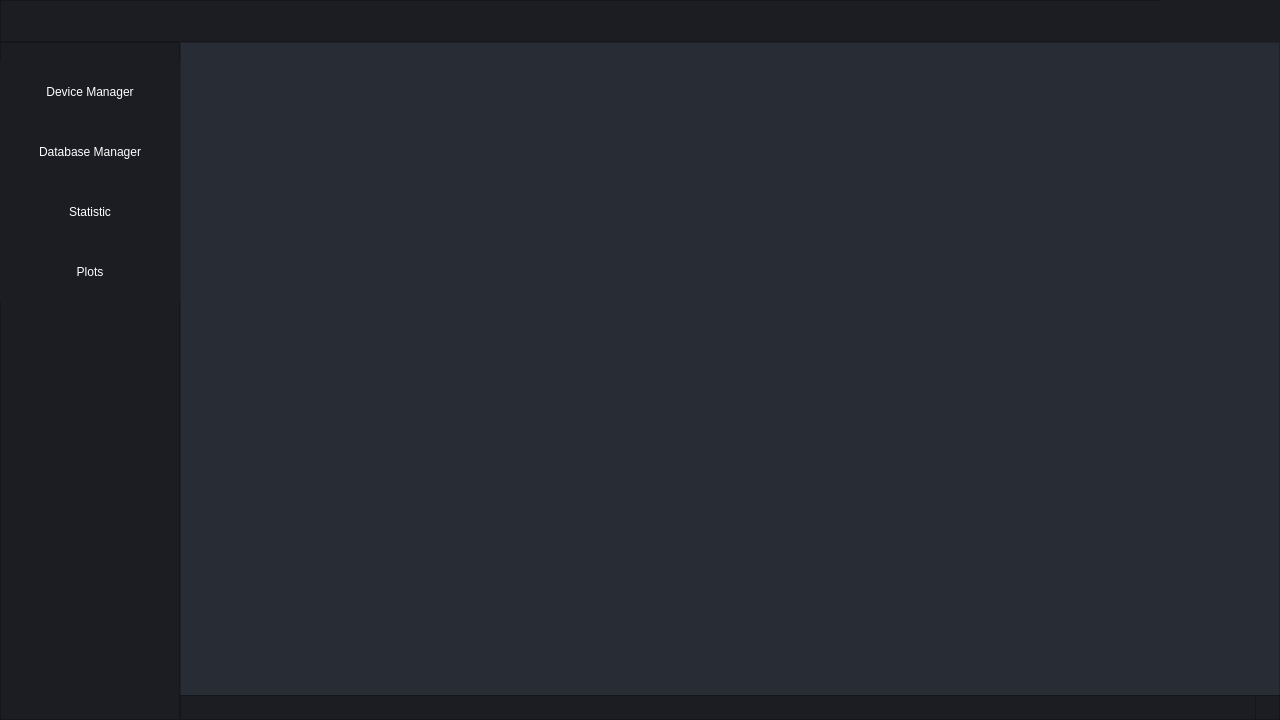
The window that widget/form_main.ui (MetallicAlex/Thermal-Camera) describes before a commit, drawn with Qt 5.
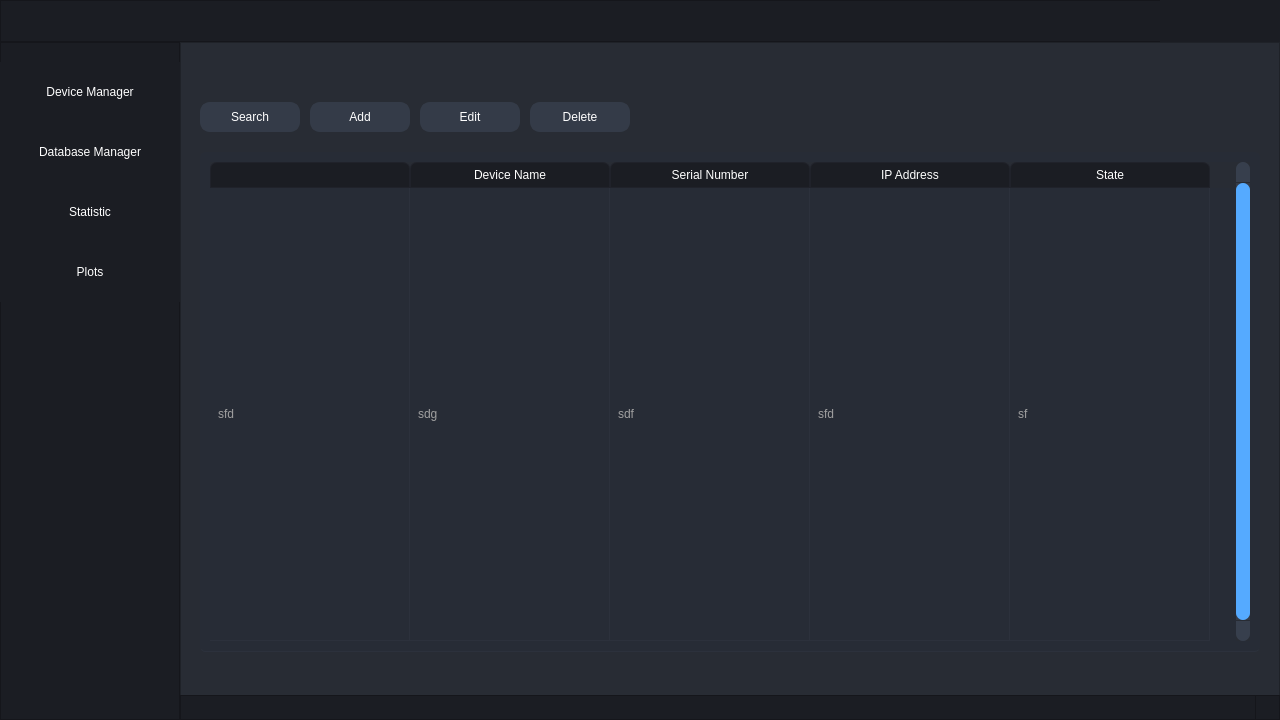
The same window after the commit. The open tabs and pages were chosen to show the change. Icons and pictures are not drawn.

Commit message: add controls to devices manager

What changed in the file:
```diff
--- a/widget/form_main.ui
+++ b/widget/form_main.ui
@@ -624,7 +624,446 @@
       <property name="currentIndex">
        <number>1</number>
       </property>
-      <widget class="QWidget" name="page_device"/>
+      <widget class="QWidget" name="page_device">
+       <widget class="QTableWidget" name="table_devices">
+        <property name="geometry">
+         <rect>
+          <x>10</x>
+          <y>100</y>
+          <width>1060</width>
+          <height>500</height>
+         </rect>
+        </property>
+        <property name="palette">
+         <palette>
+          <active>
+           <colorrole role="WindowText">
+            <brush brushstyle="SolidPattern">
+             <color alpha="255">
+              <red>160</red>
+              <green>160</green>
+              <blue>160</blue>
+             </color>
+            </brush>
+           </colorrole>
+           <colorrole role="Button">
+            <brush brushstyle="SolidPattern">
+             <color alpha="255">
+              <red>39</red>
+              <green>44</green>
+              <blue>54</blue>
+             </color>
+            </brush>
+           </colorrole>
+           <colorrole role="Text">
+            <brush brushstyle="SolidPattern">
+             <color alpha="255">
+              <red>160</red>
+              <green>160</green>
+              <blue>160</blue>
+             </color>
+            </brush>
+           </colorrole>
+           <colorrole role="Base">
+            <brush brushstyle="SolidPattern">
+             <color alpha="255">
+              <red>39</red>
+              <green>44</green>
+              <blue>54</blue>
+             </color>
+            </brush>
+           </colorrole>
+           <colorrole role="Window">
+            <brush brushstyle="SolidPattern">
+             <color alpha="255">
+              <red>39</red>
+              <green>44</green>
+              <blue>54</blue>
+             </color>
+            </brush>
+           </colorrole>
+          </active>
+          <inactive>
+           <colorrole role="WindowText">
+            <brush brushstyle="SolidPattern">
+             <color alpha="255">
+              <red>160</red>
+              <green>160</green>
+              <blue>160</blue>
+             </color>
+            </brush>
+           </colorrole>
+           <colorrole role="Button">
+            <brush brushstyle="SolidPattern">
+             <color alpha="255">
+              <red>39</red>
+              <green>44</green>
+              <blue>54</blue>
+             </color>
+            </brush>
+           </colorrole>
+           <colorrole role="Text">
+            <brush brushstyle="SolidPattern">
+             <color alpha="255">
+              <red>160</red>
+              <green>160</green>
+              <blue>160</blue>
+             </color>
+            </brush>
+           </colorrole>
+           <colorrole role="Base">
+            <brush brushstyle="SolidPattern">
+             <color alpha="255">
+              <red>39</red>
+              <green>44</green>
+              <blue>54</blue>
+             </color>
+            </brush>
+           </colorrole>
+           <colorrole role="Window">
+            <brush brushstyle="SolidPattern">
+             <color alpha="255">
+              <red>39</red>
+              <green>44</green>
+              <blue>54</blue>
+             </color>
+            </brush>
+           </colorrole>
+          </inactive>
+          <disabled>
+           <colorrole role="WindowText">
+            <brush brushstyle="SolidPattern">
+             <color alpha="255">
+              <red>120</red>
+              <green>120</green>
+              <blue>120</blue>
+             </color>
+            </brush>
+           </colorrole>
+           <colorrole role="Button">
+            <brush brushstyle="SolidPattern">
+             <color alpha="255">
+              <red>39</red>
+              <green>44</green>
+              <blue>54</blue>
+             </color>
+            </brush>
+           </colorrole>
+           <colorrole role="Text">
+            <brush brushstyle="SolidPattern">
+             <color alpha="255">
+              <red>120</red>
+              <green>120</green>
+              <blue>120</blue>
+             </color>
+            </brush>
+           </colorrole>
+           <colorrole role="Base">
+            <brush brushstyle="SolidPattern">
+             <color alpha="255">
+              <red>39</red>
+              <green>44</green>
+              <blue>54</blue>
+             </color>
+            </brush>
+           </colorrole>
+           <colorrole role="Window">
+            <brush brushstyle="SolidPattern">
+             <color alpha="255">
+              <red>39</red>
+              <green>44</green>
+              <blue>54</blue>
+             </color>
+            </brush>
+           </colorrole>
+          </disabled>
+         </palette>
+        </property>
+        <property name="styleSheet">
+         <string notr="true">QTableWidget {	
+	background-color: rgb(39, 44, 54);
+	padding: 10px;
+	border-radius: 5px;
+	gridline-color: rgb(44, 49, 60);
+	border-bottom: 1px solid rgb(44, 49, 60);
+}
+QTableWidget::item{
+	border-color: rgb(44, 49, 60);
+	padding-left: 5px;
+	padding-right: 5px;
+	gridline-color: rgb(44, 49, 60);
+}
+QTableWidget::item:selected{
+	background-color: rgb(85, 170, 255);
+}
+QScrollBar:horizontal {
+    border: none;
+    background: rgb(52, 59, 72);
+    height: 14px;
+    margin: 0px 21px 0 21px;
+	border-radius: 0px;
+}
+ QScrollBar:vertical {
+	border: none;
+    background: rgb(52, 59, 72);
+    width: 14px;
+    margin: 21px 0 21px 0;
+	border-radius: 0px;
+ }
+QHeaderView::section{
+	Background-color: rgb(39, 44, 54);
+	max-width: 30px;
+	border: 1px solid rgb(44, 49, 60);
+	border-style: none;
+    border-bottom: 1px solid rgb(44, 49, 60);
+    border-right: 1px solid rgb(44, 49, 60);
+}
+QTableWidget::horizontalHeader {	
+	background-color: rgb(81, 255, 0);
+}
+QHeaderView::section:horizontal
+{
+    border: 1px solid rgb(32, 34, 42);
+	background-color: rgb(27, 29, 35);
+	color: rgb(255, 255, 255);
+	padding: 3px;
+	border-top-left-radius: 7px;
+    border-top-right-radius: 7px;
+}
+QHeaderView::section:vertical
+{
+    border: 1px solid rgb(44, 49, 60);
+}
+</string>
+        </property>
+        <property name="frameShape">
+         <enum>QFrame::NoFrame</enum>
+        </property>
+        <property name="verticalScrollBarPolicy">
+         <enum>Qt::ScrollBarAlwaysOn</enum>
+        </property>
+        <property name="sizeAdjustPolicy">
+         <enum>QAbstractScrollArea::AdjustToContents</enum>
+        </property>
+        <property name="editTriggers">
+         <set>QAbstractItemView::NoEditTriggers</set>
+        </property>
+        <property name="alternatingRowColors">
+         <bool>false</bool>
+        </property>
+        <property name="selectionMode">
+         <enum>QAbstractItemView::SingleSelection</enum>
+        </property>
+        <property name="selectionBehavior">
+         <enum>QAbstractItemView::SelectRows</enum>
+        </property>
+        <property name="textElideMode">
+         <enum>Qt::ElideMiddle</enum>
+        </property>
+        <property name="rowCount">
+         <number>1</number>
+        </property>
+        <property name="columnCount">
+         <number>5</number>
+        </property>
+        <attribute name="horizontalHeaderVisible">
+         <bool>true</bool>
+        </attribute>
+        <attribute name="horizontalHeaderCascadingSectionResizes">
+         <bool>true</bool>
+        </attribute>
+        <attribute name="horizontalHeaderDefaultSectionSize">
+         <number>200</number>
+        </attribute>
+        <attribute name="horizontalHeaderStretchLastSection">
+         <bool>false</bool>
+        </attribute>
+        <attribute name="verticalHeaderVisible">
+         <bool>false</bool>
+        </attribute>
+        <attribute name="verticalHeaderHighlightSections">
+         <bool>false</bool>
+        </attribute>
+        <attribute name="verticalHeaderStretchLastSection">
+         <bool>true</bool>
+        </attribute>
+        <row/>
+        <column>
+         <property name="text">
+          <string/>
+         </property>
+        </column>
+        <column>
+         <property name="text">
+          <string>Device Name</string>
+         </property>
+        </column>
+        <column>
+         <property name="text">
+          <string>Serial Number</string>
+         </property>
+        </column>
+        <column>
+         <property name="text">
+          <string>IP Address</string>
+         </property>
+        </column>
+        <column>
+         <property name="text">
+          <string>State</string>
+         </property>
+        </column>
+        <item row="0" column="0">
+         <property name="text">
+          <string>sfd</string>
+         </property>
+        </item>
+        <item row="0" column="1">
+         <property name="text">
+          <string>sdg</string>
+         </property>
+        </item>
+        <item row="0" column="2">
+         <property name="text">
+          <string>sdf</string>
+         </property>
+        </item>
+        <item row="0" column="3">
+         <property name="text">
+          <string>sfd</string>
+         </property>
+        </item>
+        <item row="0" column="4">
+         <property name="text">
+          <string>sf</string>
+         </property>
+        </item>
+       </widget>
+       <widget class="QPushButton" name="button_add_device">
+        <property name="geometry">
+         <rect>
+          <x>120</x>
+          <y>50</y>
+          <width>100</width>
+          <height>30</height>
+         </rect>
+        </property>
+        <property name="styleSheet">
+         <string notr="true">QPushButton {
+	border: 2px solid rgb(52, 59, 72);
+	border-radius: 10px;	
+	background-color: rgb(52, 59, 72);
+	color: rgb(255, 255, 255);
+}
+QPushButton:hover {
+	background-color: rgb(57, 65, 80);
+	color: rgb(227, 227, 227);
+	border: 2px solid rgb(61, 70, 86);
+}
+QPushButton:pressed {	
+	background-color: rgb(35, 40, 49);
+	color: rgb(255, 255, 255);
+	border: 2px solid rgb(43, 50, 61);
+}</string>
+        </property>
+        <property name="text">
+         <string>Add</string>
+        </property>
+       </widget>
+       <widget class="QPushButton" name="button_search_device">
+        <property name="geometry">
+         <rect>
+          <x>10</x>
+          <y>50</y>
+          <width>100</width>
+          <height>30</height>
+         </rect>
+        </property>
+        <property name="styleSheet">
+         <string notr="true">QPushButton {
+	border: 2px solid rgb(52, 59, 72);
+	border-radius: 10px;	
+	background-color: rgb(52, 59, 72);
+	color: rgb(255, 255, 255);
+}
+QPushButton:hover {
+	background-color: rgb(57, 65, 80);
+	color: rgb(227, 227, 227);
+	border: 2px solid rgb(61, 70, 86);
+}
+QPushButton:pressed {	
+	background-color: rgb(35, 40, 49);
+	color: rgb(255, 255, 255);
+	border: 2px solid rgb(43, 50, 61);
+}</string>
+        </property>
+        <property name="text">
+         <string>Search</string>
+        </property>
+       </widget>
+       <widget class="QPushButton" name="button_edit_device">
+        <property name="geometry">
+         <rect>
+          <x>230</x>
+          <y>50</y>
+          <width>100</width>
+          <height>30</height>
+         </rect>
+        </property>
+        <property name="styleSheet">
+         <string notr="true">QPushButton {
+	border: 2px solid rgb(52, 59, 72);
+	border-radius: 10px;	
+	background-color: rgb(52, 59, 72);
+	color: rgb(255, 255, 255);
+}
+QPushButton:hover {
+	background-color: rgb(57, 65, 80);
+	color: rgb(227, 227, 227);
+	border: 2px solid rgb(61, 70, 86);
+}
+QPushButton:pressed {	
+	background-color: rgb(35, 40, 49);
+	color: rgb(255, 255, 255);
+	border: 2px solid rgb(43, 50, 61);
+}</string>
+        </property>
+        <property name="text">
+         <string>Edit</string>
+        </property>
+       </widget>
+       <widget class="QPushButton" name="button_delete_device">
+        <property name="geometry">
+         <rect>
+          <x>340</x>
+          <y>50</y>
+          <width>100</width>
+          <height>30</height>
+         </rect>
+        </property>
+        <property name="styleSheet">
+         <string notr="true">QPushButton {
+	border: 2px solid rgb(52, 59, 72);
+	border-radius: 10px;	
+	background-color: rgb(52, 59, 72);
+	color: rgb(255, 255, 255);
+}
+QPushButton:hover {
+	background-color: rgb(57, 65, 80);
+	color: rgb(227, 227, 227);
+	border: 2px solid rgb(61, 70, 86);
+}
+QPushButton:pressed {	
+	background-color: rgb(35, 40, 49);
+	color: rgb(255, 255, 255);
+	border: 2px solid rgb(43, 50, 61);
+}</string>
+        </property>
+        <property name="text">
+         <string>Delete</string>
+        </property>
+       </widget>
+      </widget>
       <widget class="QWidget" name="page_database"/>
       <widget class="QWidget" name="page_statistic"/>
      </widget>
```
Left out of the diff: 2 changed lines with no effect on the pictures. The commit also changes 2 other files.
